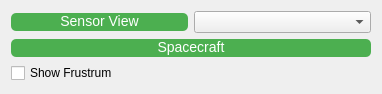
esaSPICEservice/ess-plugin, file ui/design/qtcreator/navigator-panel.ui: the form before one commit.
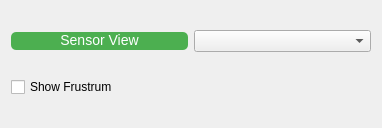
The form after the commit.

Commit message: Hera multi-spacecraft mission

The edit to the form file:
```diff
--- a/ui/design/qtcreator/navigator-panel.ui
+++ b/ui/design/qtcreator/navigator-panel.ui
@@ -7,7 +7,7 @@
     <x>0</x>
     <y>0</y>
     <width>382</width>
-    <height>89</height>
+    <height>128</height>
    </rect>
   </property>
   <property name="windowTitle">
@@ -67,22 +67,14 @@
     </layout>
    </item>
    <item>
-    <widget class="QPushButton" name="scViewButton">
-     <property name="text">
-      <string>Spacecraft</string>
-     </property>
-    </widget>
+    <layout class="QHBoxLayout" name="spacecraftsBar"/>
    </item>
-   <item>
-    <layout class="QHBoxLayout" name="horizontalLayout_2">
      <item>
       <widget class="QCheckBox" name="frustrumCheckbox">
        <property name="text">
         <string>Show Frustrum</string>
        </property>
       </widget>
-     </item>
-    </layout>
    </item>
   </layout>
  </widget>
```
Lines whose indentation alone changed are shown as unchanged. The commit also changes 8 other files.
